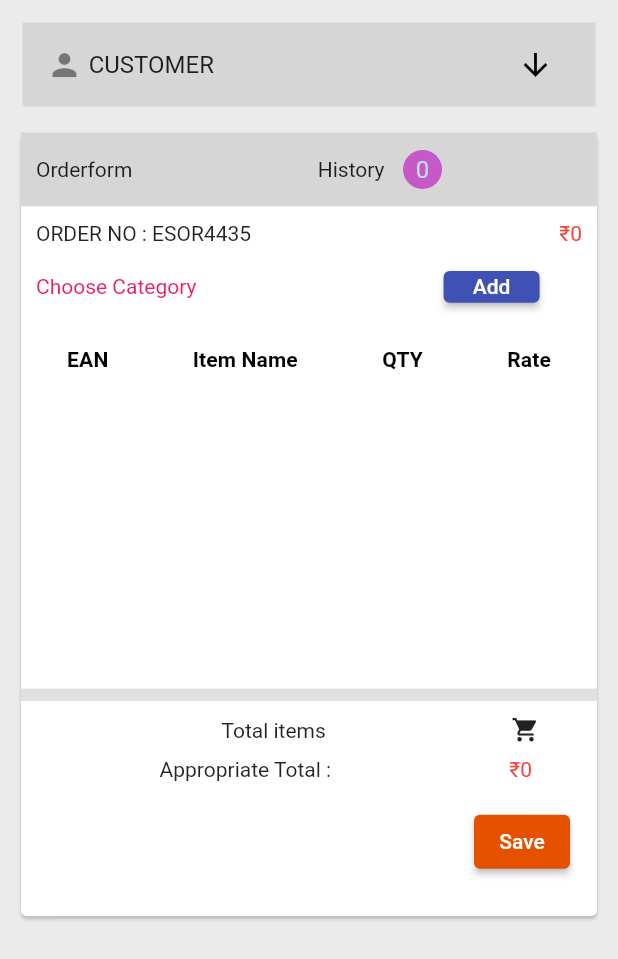
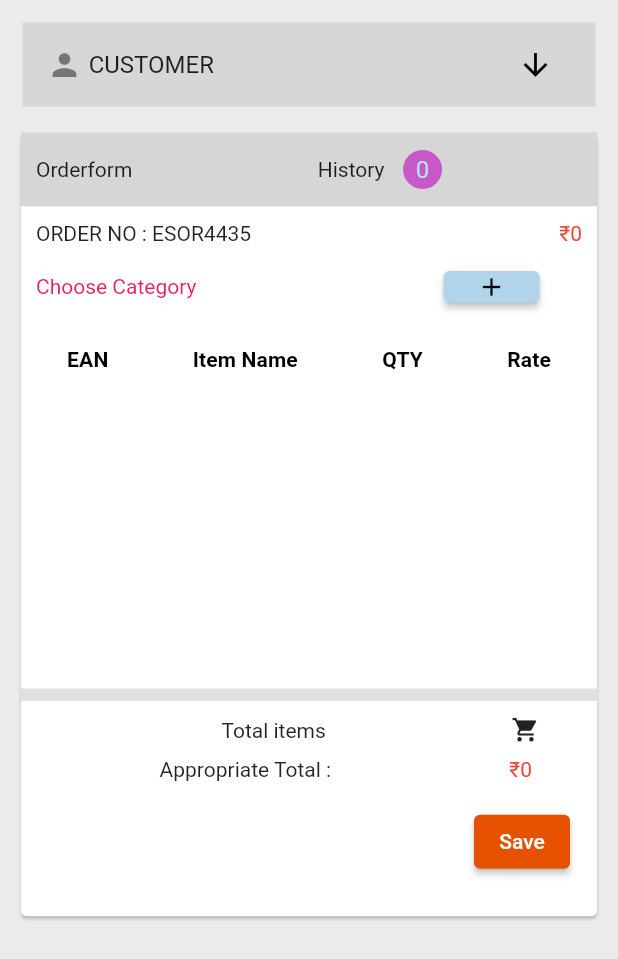
Before and after one commit to vegaKannur12/orderapp, a Flutter app: the OrderForm screen opened directly, on a phone screen of 412 x 824 dp. Shown: the top 959 px of the screen. Run offline on Flutter 3.47's test engine with Material 2 defaults, Android fonts, the phone set to English and light mode, and no system bars; our stand-ins replace flutter_spinkit, shared_preferences, sqflite; accounts and stored records are empty; Roboto replaces fonts that are missing (Raleway).

Commit message:
add button

```diff
--- a/lib/screen/orderForm.dart
+++ b/lib/screen/orderForm.dart
@@ -4,7 +4,7 @@ import 'package:orderapp/controller/controller.dart';
 import 'package:orderapp/db_helper.dart';
 import 'package:provider/provider.dart';
 import 'package:shared_preferences/shared_preferences.dart';
-import 'package:syncfusion_flutter_datagrid/datagrid.dart';
+// import 'package:syncfusion_flutter_datagrid/datagrid.dart';
 
 class OrderForm extends StatefulWidget {
   const OrderForm({Key? key}) : super(key: key);
@@ -201,8 +201,13 @@ class _OrderFormState extends State<OrderForm> {
                                   width: size.width * 0.4,
                                 ),
                                 ElevatedButton(
+                                    style: ElevatedButton.styleFrom(
+                                      primary: P_Settings.roundedButtonColor,
+                                      // shape: CircleBorder(),
+                                    ),
                                     onPressed: () {
-                                    setState(() {
+                                      setState(
+                                        () {
                                           dataRows.add(DataRow(cells: [
                                             DataCell(
                                               TextField(
@@ -261,9 +266,11 @@ class _OrderFormState extends State<OrderForm> {
                                               ),
                                             ),
                                           ]));
-                                    });
                                         },
-                                  child: Text("Add"),
+                                      );
+                                    },
+                                    child: Icon(Icons.add,
+                                        size: 20, color: Colors.black),
                                   ),
                               ],
                             ),
@@ -308,40 +315,7 @@ class _OrderFormState extends State<OrderForm> {
                                     ),
                                   ),
                                 ),
-                              ], rows: dataRows
-                                  // rows: const <DataRow>[
-                                  //   DataRow(
-                                  //     cells: <DataCell>[
-                                  //       DataCell(
-                                  //         Text('1'),
-                                  //       ),
-                                  //       DataCell(
-                                  //         TextField(
-                                  //           obscureText: true,
-                                  //           decoration: InputDecoration(
-                                  //             border: OutlineInputBorder(),
-                                  //             labelText: '',
-                                  //             hintText: 'Item name',
-                                  //           ),
-                                  //         ),
-                                  //       ),
-                                  //       DataCell(
-                                  //         TextField(
-                                  //           obscureText: true,
-                                  //           decoration: InputDecoration(
-                                  //             border: OutlineInputBorder(),
-                                  //             labelText: '',
-                                  //             hintText: 'QTY',
-                                  //           ),
-                                  //         ),
-                                  //       ),
-                                  //       DataCell(
-                                  //         Text('5*'),
-                                  //       ),
-                                  //     ],
-                                  //   ),
-                                  // ],
-                                  ),
+                              ], rows: dataRows),
                             ),
                           ),
                         ),
@@ -467,10 +441,7 @@ class _OrderFormState extends State<OrderForm> {
               .toList(),
 
           onChanged: (item) {
-
             print("clicked");
-
-
 
             if (item != null) {}
             setState(() {
@@ -482,7 +453,7 @@ class _OrderFormState extends State<OrderForm> {
             //  Provider.of<Controller>(context, listen: false).customerList.clear();
 
             Provider.of<Controller>(context, listen: false)
-                .getCustomer(selected!,context);
+                .getCustomer(selected!, context);
           },
           value: selected,
         ),
```
Lines whose indentation alone changed are shown as unchanged.
